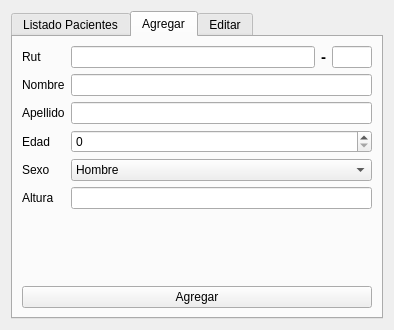
Old version of the form sql.ui in the repository hectorda/Bio-Feedback.
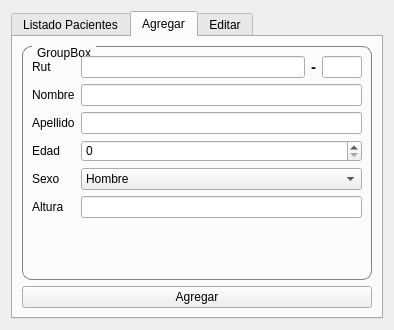
New version of the form. The open tabs and pages were chosen to show the change. Icons and pictures are not drawn.

What changed in the file:
```diff
--- a/sql.ui
+++ b/sql.ui
@@ -17,11 +17,24 @@
    <iconset resource="images.qrc">
     <normaloff>:/images/database.png</normaloff>:/images/database.png</iconset>
   </property>
+  <property name="styleSheet">
+   <string notr="true">QGroupBox {
+    border: 1px solid gray;
+    border-radius: 9px;
+    margin-top: 0.5em;
+}
+
+QGroupBox::title {
+    subcontrol-origin: margin;
+    left: 10px;
+    padding: 0 3px 0 3px;
+}</string>
+  </property>
   <layout class="QVBoxLayout" name="verticalLayout">
    <item>
     <widget class="QTabWidget" name="tabWidget">
      <property name="currentIndex">
-      <number>2</number>
+      <number>1</number>
      </property>
      <widget class="QWidget" name="tab_tablaPacientes">
       <attribute name="title">
@@ -98,53 +111,108 @@
        <string>Agregar</string>
       </attribute>
       <layout class="QGridLayout" name="gridLayout_2">
+       <item row="2" column="0">
+        <widget class="QPushButton" name="pushButtonAgregar">
+         <property name="text">
+          <string>Agregar</string>
+         </property>
+         <property name="icon">
+          <iconset resource="images.qrc">
+           <normaloff>:/images/SQL/insert.png</normaloff>:/images/SQL/insert.png</iconset>
+         </property>
+         <property name="iconSize">
+          <size>
+           <width>48</width>
+           <height>48</height>
+          </size>
+         </property>
+        </widget>
+       </item>
        <item row="0" column="0">
+        <widget class="QGroupBox" name="groupBox_2">
+         <property name="title">
+          <string>GroupBox</string>
+         </property>
         <layout class="QFormLayout" name="formLayout">
-         <item row="0" column="0">
+          <item row="1" column="0">
           <widget class="QLabel" name="label_6">
            <property name="text">
             <string>Rut</string>
            </property>
           </widget>
          </item>
-         <item row="1" column="0">
+          <item row="1" column="1">
+           <layout class="QHBoxLayout" name="horizontalLayout_2">
+            <item>
+             <widget class="QLineEdit" name="lineEditRut"/>
+            </item>
+            <item>
+             <widget class="QLabel" name="label_7">
+              <property name="font">
+               <font>
+                <pointsize>11</pointsize>
+                <weight>75</weight>
+                <bold>true</bold>
+               </font>
+              </property>
+              <property name="text">
+               <string>-</string>
+              </property>
+             </widget>
+            </item>
+            <item>
+             <widget class="QLineEdit" name="lineEditdigitoVerificador">
+              <property name="maximumSize">
+               <size>
+                <width>40</width>
+                <height>16777215</height>
+               </size>
+              </property>
+              <property name="readOnly">
+               <bool>true</bool>
+              </property>
+             </widget>
+            </item>
+           </layout>
+          </item>
+          <item row="2" column="0">
           <widget class="QLabel" name="label">
            <property name="text">
             <string>Nombre</string>
            </property>
           </widget>
          </item>
-         <item row="1" column="1">
-          <widget class="QLineEdit" name="lineEditNombre"/>
-         </item>
-         <item row="2" column="0">
-          <widget class="QLabel" name="label_5">
-           <property name="text">
-            <string>Apellido</string>
-           </property>
-          </widget>
-         </item>
          <item row="2" column="1">
           <widget class="QLineEdit" name="lineEditApellido"/>
          </item>
          <item row="3" column="0">
+           <widget class="QLabel" name="label_5">
+            <property name="text">
+             <string>Apellido</string>
+            </property>
+           </widget>
+          </item>
+          <item row="3" column="1">
+           <widget class="QLineEdit" name="lineEditNombre"/>
+          </item>
+          <item row="4" column="0">
           <widget class="QLabel" name="label_2">
            <property name="text">
             <string>Edad</string>
            </property>
           </widget>
          </item>
-         <item row="3" column="1">
+          <item row="4" column="1">
           <widget class="QSpinBox" name="spinBoxEdad"/>
          </item>
-         <item row="4" column="0">
+          <item row="5" column="0">
           <widget class="QLabel" name="label_3">
            <property name="text">
             <string>Sexo</string>
            </property>
           </widget>
          </item>
-         <item row="4" column="1">
+          <item row="5" column="1">
           <widget class="QComboBox" name="comboBox">
            <item>
             <property name="text">
@@ -158,67 +226,17 @@
            </item>
           </widget>
          </item>
-         <item row="5" column="0">
+          <item row="6" column="0">
           <widget class="QLabel" name="label_4">
            <property name="text">
             <string>Altura</string>
            </property>
           </widget>
          </item>
-         <item row="0" column="1">
-          <layout class="QHBoxLayout" name="horizontalLayout_2">
-           <item>
-            <widget class="QLineEdit" name="lineEditRut"/>
-           </item>
-           <item>
-            <widget class="QLabel" name="label_7">
-             <property name="font">
-              <font>
-               <pointsize>11</pointsize>
-               <weight>75</weight>
-               <bold>true</bold>
-              </font>
-             </property>
-             <property name="text">
-              <string>-</string>
-             </property>
-            </widget>
-           </item>
-           <item>
-            <widget class="QLineEdit" name="lineEditdigitoVerificador">
-             <property name="maximumSize">
-              <size>
-               <width>40</width>
-               <height>16777215</height>
-              </size>
-             </property>
-             <property name="readOnly">
-              <bool>true</bool>
-             </property>
-            </widget>
-           </item>
-          </layout>
-         </item>
-         <item row="5" column="1">
+          <item row="6" column="1">
           <widget class="QLineEdit" name="lineEditAltura"/>
          </item>
         </layout>
-       </item>
-       <item row="1" column="0">
-        <widget class="QPushButton" name="pushButtonAgregar">
-         <property name="text">
-          <string>Agregar</string>
-         </property>
-         <property name="icon">
-          <iconset resource="images.qrc">
-           <normaloff>:/images/SQL/insert.png</normaloff>:/images/SQL/insert.png</iconset>
-         </property>
-         <property name="iconSize">
-          <size>
-           <width>48</width>
-           <height>48</height>
-          </size>
-         </property>
         </widget>
        </item>
       </layout>
@@ -229,6 +247,10 @@
       </attribute>
       <layout class="QVBoxLayout" name="verticalLayout_2">
        <item>
+        <widget class="QGroupBox" name="groupBox">
+         <property name="title">
+          <string>Datos Persona</string>
+         </property>
         <layout class="QFormLayout" name="formLayout_2">
          <item row="0" column="0">
           <widget class="QLabel" name="label_8">
@@ -337,6 +359,20 @@
           <widget class="QLineEdit" name="lineEditAltura_2"/>
          </item>
         </layout>
+         <zorder></zorder>
+         <zorder>spinBoxEdad_2</zorder>
+         <zorder>lineEditApellido_2</zorder>
+         <zorder>label_9</zorder>
+         <zorder>lineEditNombre_2</zorder>
+         <zorder>label_10</zorder>
+         <zorder>comboBox_2</zorder>
+         <zorder>label_8</zorder>
+         <zorder>label_11</zorder>
+         <zorder>lineEditAltura_2</zorder>
+         <zorder>label_13</zorder>
+         <zorder>label_12</zorder>
+         <zorder>layoutWidget</zorder>
+        </widget>
        </item>
        <item>
         <widget class="QPushButton" name="pushButtonEditarActualizarDatos">
```
Left out of the diff: 7 changed lines with no effect on the pictures. Lines whose indentation alone changed are shown as unchanged.
